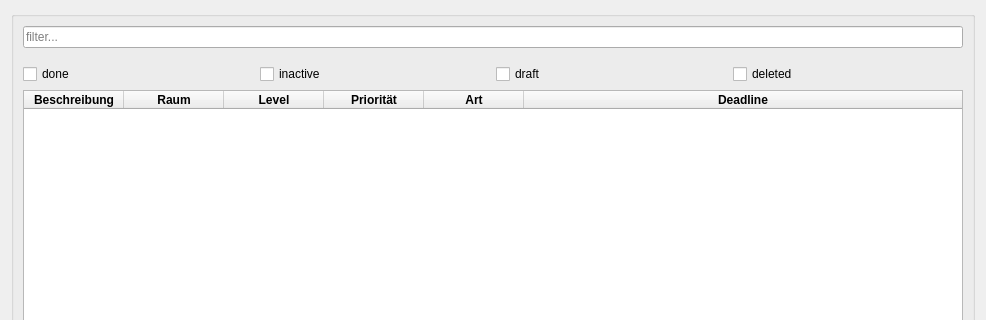
Above: src/watnu/ui/task_list.ui from amogorkon/watnu before the change; both pictures show x 0 to 986 and y 0 to 320 of the 986 by 540 pixel window. Below: the same form after it.
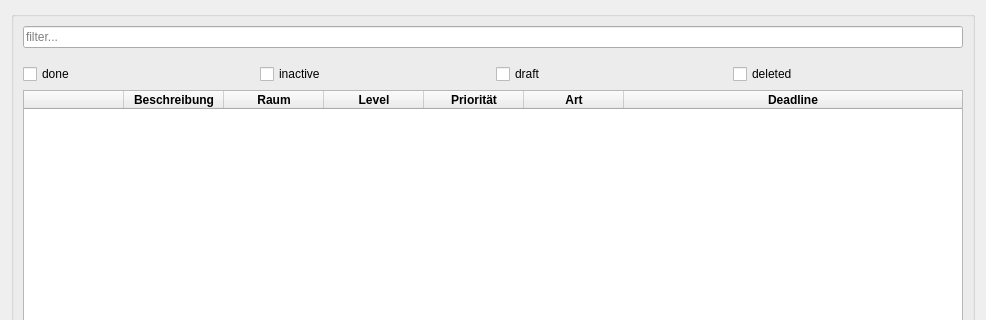
That is the form after the change. Icons and pictures are not drawn.

Commit message: deadline chooser UI  cleaned up; multi-edit started

```diff
--- a/src/watnu/ui/task_list.ui
+++ b/src/watnu/ui/task_list.ui
@@ -190,6 +190,11 @@
         <attribute name="verticalHeaderStretchLastSection">
          <bool>false</bool>
         </attribute>
+        <column>
+         <property name="text">
+          <string/>
+         </property>
+        </column>
         <column>
          <property name="text">
           <string>Beschreibung</string>
```
The commit also changes 5 other files.
